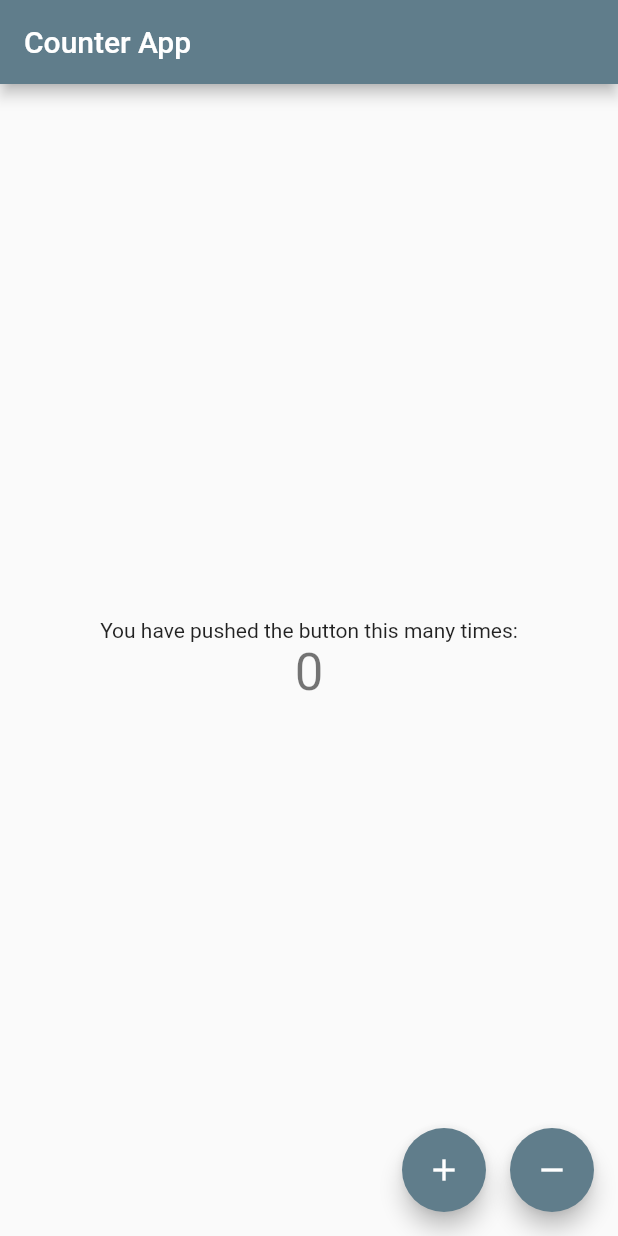
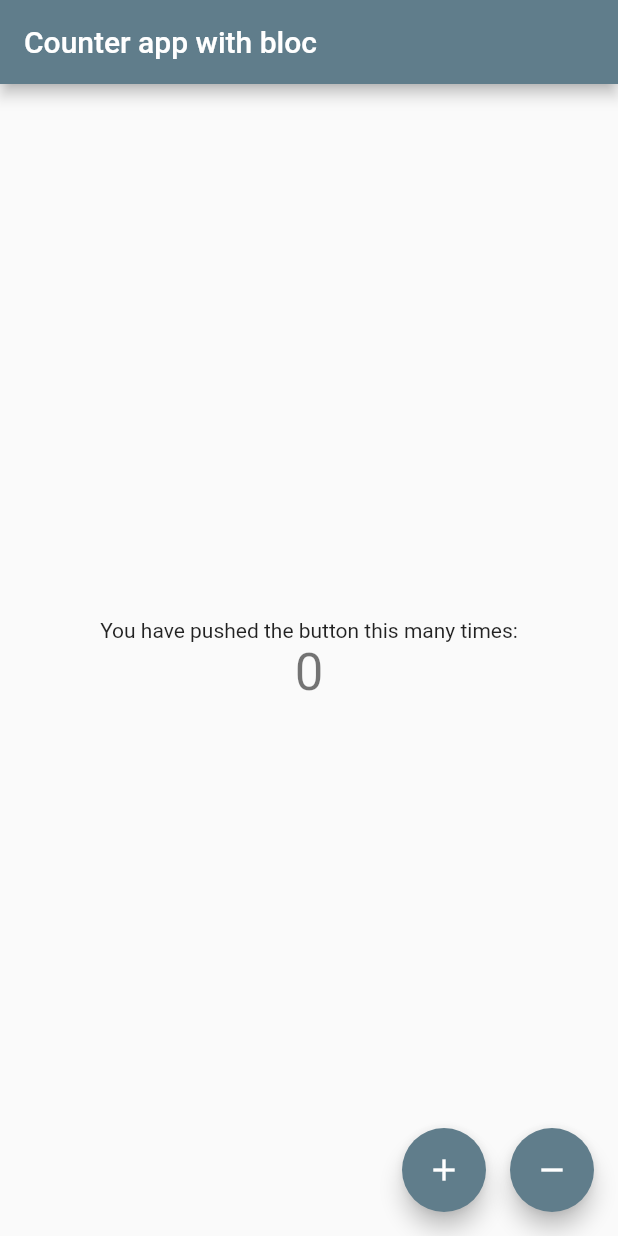
Before and after one commit to divyapanthi/hacker_news_flutter_bloc, a Flutter app: the screen it shows after launch, on a phone screen of 412 x 824 dp. Run offline on Flutter 3.47's test engine with Material 2 defaults, Android fonts, the phone set to English and light mode, and no system bars; our stand-ins replace bloc, flutter_bloc.

Commit message:
intro to bloc arc using flutter_bloc and bloc libraries

```diff
--- a/lib/main.dart
+++ b/lib/main.dart
@@ -21,29 +21,23 @@ class MyApp extends StatelessWidget {
         create: (context){
           return CounterBloc();
         },
-          child: MyHomePage(title: 'Counter App')
+          child: MyHomePage(title: 'Counter app with bloc')
       ),
     );
   }
 }
 
-class MyHomePage extends StatefulWidget {
-  MyHomePage({Key key, this.title}) : super(key: key);
+class MyHomePage extends StatelessWidget {
+  // int _counter = 0;
+  final String title;
+  MyHomePage({required this.title});
 
-  final String title;
-
-  @override
-  _MyHomePageState createState() => _MyHomePageState();
-}
-
-class _MyHomePageState extends State<MyHomePage> {
-  int _counter = 0;
   @override
   Widget build(BuildContext context) {
     final bloc = BlocProvider.of<CounterBloc>(context);
     return Scaffold(
       appBar: AppBar(
-        title: Text(widget.title),
+        title: Text(title),
       ),
       body: Center(
         child: BlocBuilder<CounterBloc, CounterState>(
@@ -78,7 +72,7 @@ class _MyHomePageState extends State<MyHomePage> {
             onPressed: (){
             bloc.add(DecrementEvent());
             },
-            tooltip: 'Increment',
+            tooltip: 'Decrement',
             child: Icon(Icons.remove),
           ),
         ],
--- a/pubspec.yaml
+++ b/pubspec.yaml
@@ -18,7 +18,7 @@ publish_to: 'none' # Remove this line if you wish to publish to pub.dev
 version: 1.0.0+1
 
 environment:
-  sdk: ">=2.7.0 <3.0.0"
+  sdk: ">=2.12.0 <3.0.0"
 
 dependencies:
   flutter:
```
